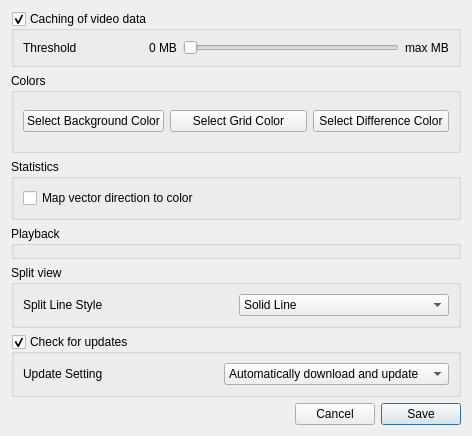
IENT/YUView, file ui/settingswindow.ui: the form before one commit.
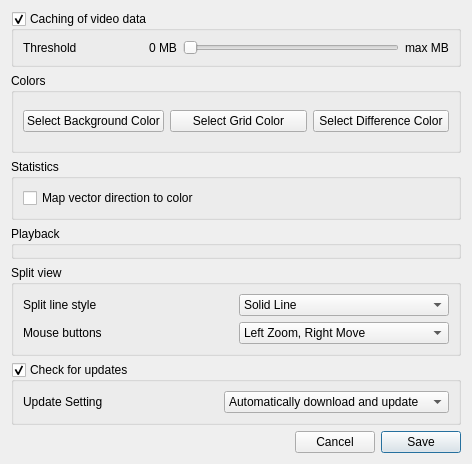
The form after the commit.

Commit message: Make the mouse mode selectable (left move, right zoom or the other way around).

Patch:
```diff
--- a/ui/settingswindow.ui
+++ b/ui/settingswindow.ui
@@ -13,7 +13,7 @@
     <x>0</x>
     <y>0</y>
     <width>470</width>
-    <height>422</height>
+    <height>448</height>
    </rect>
   </property>
   <property name="sizePolicy">
@@ -189,15 +189,8 @@
        <property name="title">
         <string>Split view</string>
        </property>
-       <layout class="QHBoxLayout" name="horizontalLayout_4">
-        <item>
-         <widget class="QLabel" name="splitLineStyleLabel">
-          <property name="text">
-           <string>Split Line Style</string>
-          </property>
-         </widget>
-        </item>
-        <item>
+       <layout class="QGridLayout" name="gridLayout">
+        <item row="0" column="1">
          <widget class="QComboBox" name="splitLineStyle">
           <item>
            <property name="text">
@@ -211,6 +204,34 @@
           </item>
          </widget>
         </item>
+        <item row="0" column="0">
+         <widget class="QLabel" name="splitLineStyleLabel">
+          <property name="text">
+           <string>Split line style</string>
+          </property>
+         </widget>
+        </item>
+        <item row="1" column="0">
+         <widget class="QLabel" name="mouseModeLabel">
+          <property name="text">
+           <string>Mouse buttons</string>
+          </property>
+         </widget>
+        </item>
+        <item row="1" column="1">
+         <widget class="QComboBox" name="mouseMode">
+          <item>
+           <property name="text">
+            <string>Left Zoom, Right Move</string>
+           </property>
+          </item>
+          <item>
+           <property name="text">
+            <string>Left Move, Right Zoom</string>
+           </property>
+          </item>
+         </widget>
+        </item>
        </layout>
       </widget>
      </item>
```
The commit also changes 3 other files.
